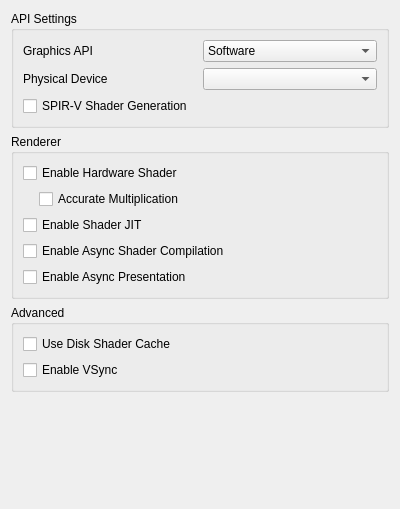
Old version of the form src/citra_qt/configuration/configure_graphics.ui in the repository PabloMK7/citra.
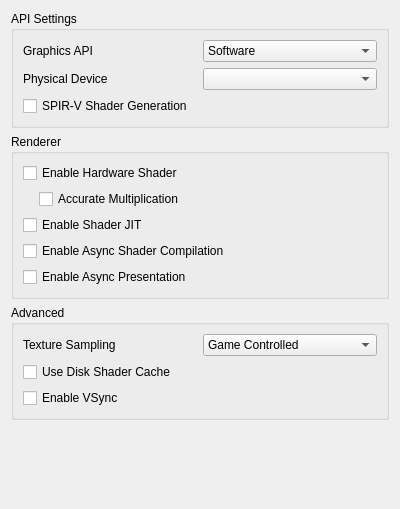
New version of the form.

Commit message:
code: Add texture sampling option (#7118)
* This replaces the nearest neighbour filter that shouldn't have existed in the first place

Patch:
```diff
--- a/src/citra_qt/configuration/configure_graphics.ui
+++ b/src/citra_qt/configuration/configure_graphics.ui
@@ -212,6 +212,53 @@
       <string>Advanced</string>
      </property>
      <layout class="QVBoxLayout" name="verticalLayout_2">
+      <item>
+       <widget class="QWidget" name="widget_texture_sampling" native="true">
+        <layout class="QHBoxLayout" name="horizontalLayout_2">
+         <property name="leftMargin">
+          <number>0</number>
+         </property>
+         <property name="topMargin">
+          <number>0</number>
+         </property>
+         <property name="rightMargin">
+          <number>0</number>
+         </property>
+         <property name="bottomMargin">
+          <number>0</number>
+         </property>
+         <item>
+          <widget class="QLabel" name="texture_sampling_label">
+           <property name="toolTip">
+            <string>&lt;html&gt;&lt;head/&gt;&lt;body&gt;&lt;p&gt;Overrides the sampling filter used by games. This can be useful in certain cases with poorly behaved games when upscaling. If unsure set this to Game Controlled&lt;/p&gt;&lt;/body&gt;&lt;/html&gt;</string>
+           </property>
+           <property name="text">
+            <string>Texture Sampling</string>
+           </property>
+          </widget>
+         </item>
+         <item>
+          <widget class="QComboBox" name="texture_sampling_combobox">
+           <item>
+            <property name="text">
+             <string>Game Controlled</string>
+            </property>
+           </item>
+           <item>
+            <property name="text">
+             <string>Nearest Neighbor</string>
+            </property>
+           </item>
+           <item>
+            <property name="text">
+             <string>Linear</string>
+            </property>
+           </item>
+          </widget>
+         </item>
+        </layout>
+       </widget>
+      </item>
       <item>
        <widget class="QCheckBox" name="toggle_disk_shader_cache">
         <property name="toolTip">
```
The commit also changes 10 other files.
